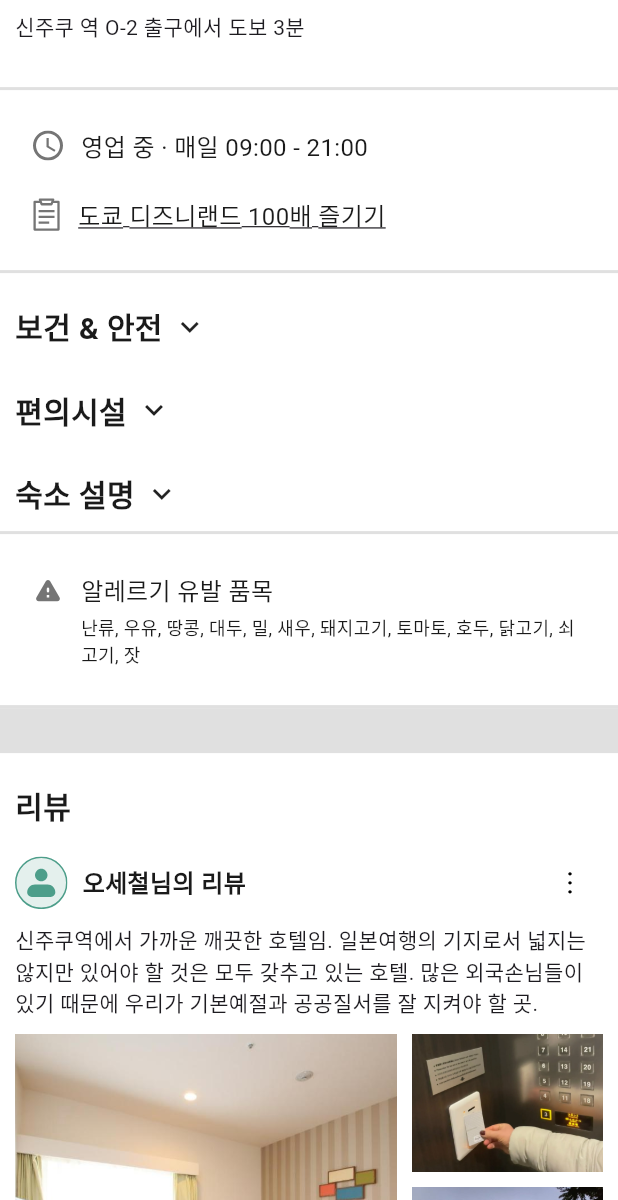
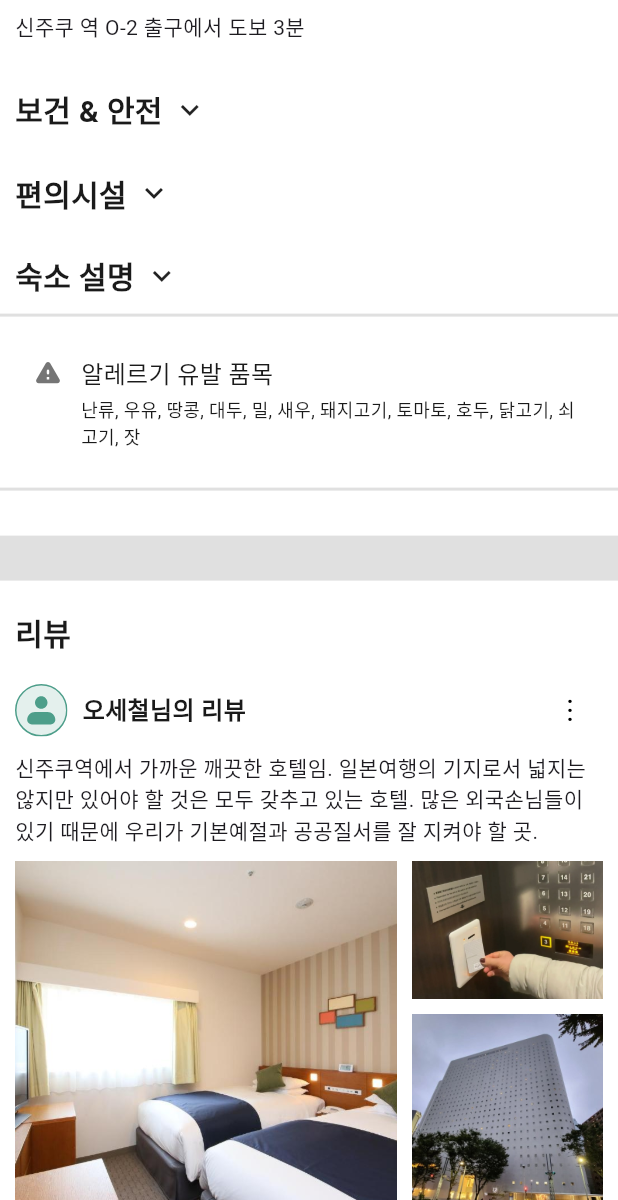
Before and after one commit to Popoisthebest/school_trip_app, a Flutter app: the screen it shows after launch, scrolled down 1728 dp, on a phone screen of 412 x 824 dp, the part 36-1236 px from its top. Run offline on Flutter 3.47's test engine with Material 3 defaults, Android fonts, the phone set to English and light mode, and no system bars; our stand-ins replace connectivity_plus, flutter_svg, google_maps_flutter; Roboto replaces fonts that are missing (Ownglyph okticon).

Commit message:
[feat] 신주쿠 호텔 디테일 스크린 완료

```diff
--- a/lib/screens/travel_screens/shinjukuhotel_detail_screen.dart
+++ b/lib/screens/travel_screens/shinjukuhotel_detail_screen.dart
@@ -145,7 +145,6 @@ class _ShinjukuhotelDetailScreenState extends State<ShinjukuhotelDetailScreen> {
                     "신주쿠 역 O-2 출구에서 도보 3분",
                     true,
                     true),
-                const SizedBox(height: 21),
                 Column(
                   children: [
                     Padding(
@@ -436,7 +435,7 @@ class _ShinjukuhotelDetailScreenState extends State<ShinjukuhotelDetailScreen> {
                                   style: commonTextStyle,
                                 ),
                                 SizedBox(
-                                  height: 20,
+                                  height: 30,
                                 )
                               ],
                             ),
@@ -500,7 +499,19 @@ class _ShinjukuhotelDetailScreenState extends State<ShinjukuhotelDetailScreen> {
                       ],
                     ),
                   ),
+
                 ),
+                // Container(
+                //   decoration: const BoxDecoration(
+                //     border: Border.symmetric(
+                //       horizontal: BorderSide(
+                //         color: Color(0xFFE0E0E0),
+                //         width: 2,
+                //       ),
+                //     ),
+                //   ),
+                // ),
+                SizedBox(height: 30,),
                 Container(
                   height: 30,
                   decoration: const BoxDecoration(
--- a/lib/widgets/travel_screens/basic_info.dart
+++ b/lib/widgets/travel_screens/basic_info.dart
@@ -234,7 +234,6 @@ Widget BasicInfo(
           ],
         ),
       ),
-      StoreInfo('영업 중 · 매일 09:00 - 21:00', '도쿄 디즈니랜드 100배 즐기기'),
     ],
   );
 }
```
